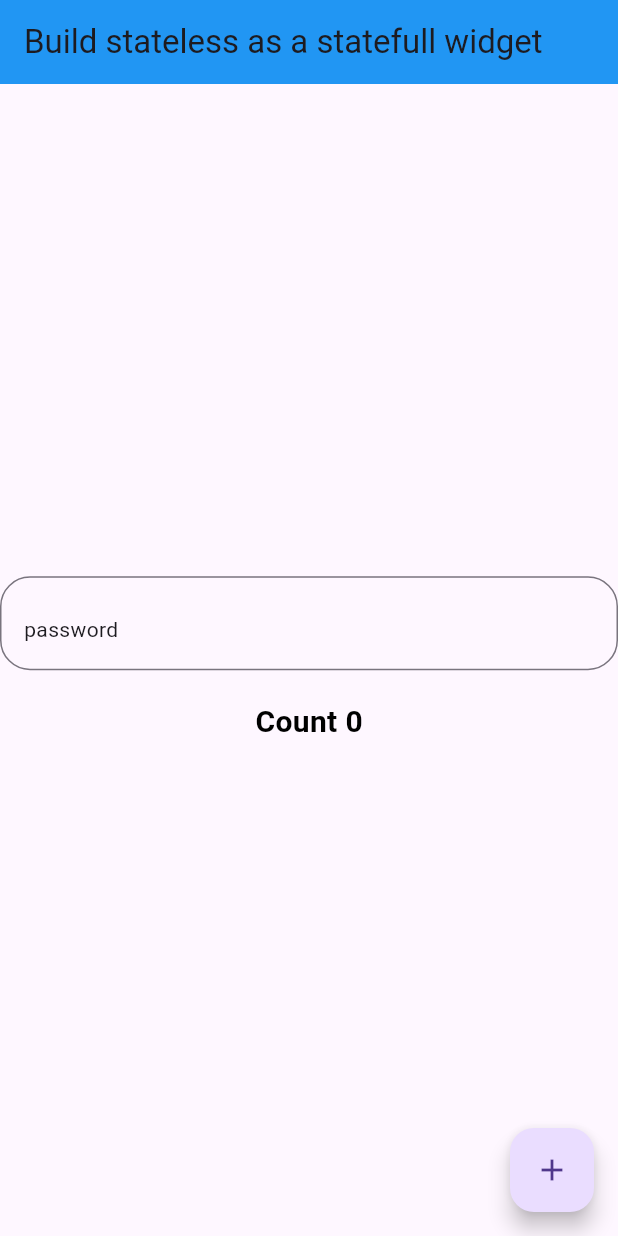
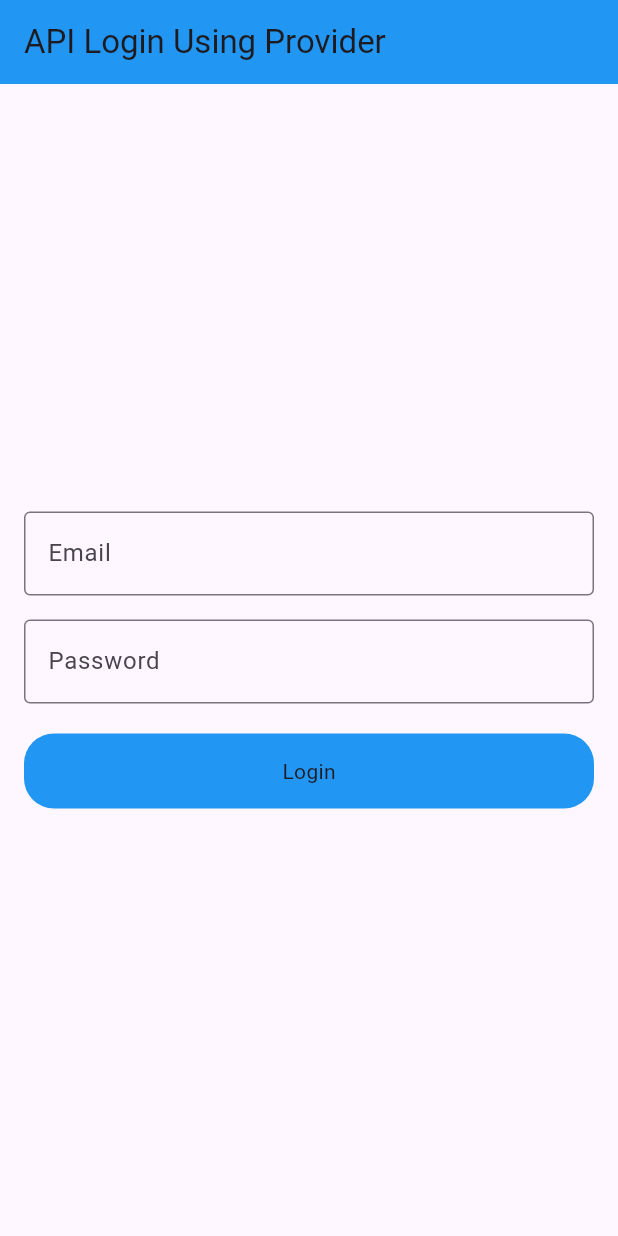
Before and after one commit to Noorullah178632/provider1, a Flutter app: the screen it shows after launch, on a phone screen of 412 x 824 dp. Run offline on Flutter 3.47's test engine with Material 3 defaults, Android fonts, the phone set to English and light mode, and no system bars.

Commit message:
add new data

```diff
--- a/lib/main.dart
+++ b/lib/main.dart
@@ -3,10 +3,9 @@ import 'package:provider/provider.dart';
 import 'package:provider1/prov/another_provider.dart';
 import 'package:provider1/prov/bottom_nav_provider.dart';
 import 'package:provider1/prov/favorite_provider.dart';
+import 'package:provider1/prov/login_api_provider.dart';
 import 'package:provider1/prov/themeMode_provider.dart';
-
-import 'package:provider1/screens/botton_nav_screen.dart';
-import 'package:provider1/screens/stateless_to_statefull.dart';
+import 'package:provider1/screens/apiLogin_provider.dart';
 
 import 'prov/counter_provider.dart';
 
@@ -19,6 +18,7 @@ void main() {
         ChangeNotifierProvider(create: (_) => BottomNavProvider()),
         ChangeNotifierProvider(create: (_) => FavoriteProvider()),
         ChangeNotifierProvider(create: (_) => ThememodeProvider()),
+        ChangeNotifierProvider(create: (_) => LoginApiProvider()),
       ],
       child: MyApp(),
     ),
@@ -44,7 +44,7 @@ class MyApp extends StatelessWidget {
           ),
           themeMode: provider.thememode,
 
-          home: StatelessToStatefull(),
+          home: ApiloginProvider(),
         );
       },
     );
--- /dev/null
+++ b/lib/prov/login_api_provider.dart
@@ -0,0 +1,35 @@
+import 'dart:convert';
+
+import 'package:flutter/material.dart';
+
+import 'package:http/http.dart' as http;
+
+class LoginApiProvider extends ChangeNotifier {
+  bool _loading = false;
+  bool get loading => _loading;
+  void setloading(value) {
+    _loading = value;
+    notifyListeners();
+  }
+
+  Future loginApi(String email, String password) async {
+    setloading(true);
+    try {
+      final response = await http.post(
+        Uri.parse("https://reqres.in/api/login"),
+        headers: {"Content-Type": "application/json"},
+
+        body: jsonEncode({"email": email, "password": password}),
+      );
+      if (response.statusCode == 200) {
+        print("sucessfull");
+        setloading(false);
+      } else {
+        print("unsucessfull");
+        setloading(false);
+      }
+    } catch (e) {
+      print(e.toString());
+    }
+  }
+}
--- /dev/null
+++ b/lib/screens/apiLogin_provider.dart
@@ -0,0 +1,78 @@
+import 'package:flutter/material.dart';
+import 'package:provider/provider.dart';
+import 'package:provider1/prov/login_api_provider.dart';
+
+class ApiloginProvider extends StatelessWidget {
+  const ApiloginProvider({super.key});
+
+  @override
+  Widget build(BuildContext context) {
+    final TextEditingController emailController = TextEditingController();
+    final TextEditingController passwordController = TextEditingController();
+    LoginApiProvider provider = Provider.of<LoginApiProvider>(context);
+
+    print("build the whole widget");
+    return Scaffold(
+      appBar: AppBar(title: const Text("API Login Using Provider")),
+      body: Padding(
+        padding: const EdgeInsets.all(16.0),
+        child: Column(
+          mainAxisAlignment: MainAxisAlignment.center,
+          children: [
+            // Email field
+            TextField(
+              controller: emailController,
+              decoration: const InputDecoration(
+                labelText: "Email",
+                border: OutlineInputBorder(),
+              ),
+            ),
+            const SizedBox(height: 16),
+
+            // Password field
+            TextField(
+              controller: passwordController,
+              obscureText: true,
+              decoration: const InputDecoration(
+                labelText: "Password",
+                border: OutlineInputBorder(),
+              ),
+            ),
+            const SizedBox(height: 20),
+
+            // Login button
+            InkWell(
+              onTap: () {
+                provider
+                    .loginApi(
+                      emailController.text.toString(),
+                      passwordController.text.toString(),
+                    )
+                    .then((value) {
+                      return ScaffoldMessenger.of(context).showSnackBar(
+                        SnackBar(content: Text("Successfully Login")),
+                      );
+                    });
+                emailController.clear();
+                passwordController.clear();
+              },
+              child: Container(
+                height: 50,
+                decoration: BoxDecoration(
+                  borderRadius: BorderRadius.circular(20),
+                  color: Colors.blue,
+                ),
+                child: Center(
+                  child: provider.loading
+                      ? CircularProgressIndicator(color: Colors.white)
+                      : Text("Login"),
+                ),
+              ),
+            ),
+          ],
+        ),
+      ),
+    );
+  }
+}
+//https://app.reqres.in/api/login/
--- a/lib/screens/stateless_to_statefull.dart
+++ b/lib/screens/stateless_to_statefull.dart
@@ -3,16 +3,15 @@ import "package:flutter/material.dart";
 class StatelessToStatefull extends StatelessWidget {
   StatelessToStatefull({super.key});
   //controller for textformfield
-  TextEditingController _passwordController = TextEditingController();
+  final TextEditingController _passwordController = TextEditingController();
 
   //value for counter app
-  ValueNotifier<int> _count = ValueNotifier<int>(0);
+  final ValueNotifier<int> _count = ValueNotifier<int>(0);
   //value for toggle eye in password
-  ValueNotifier<bool> _toggle = ValueNotifier<bool>(true);
+  final ValueNotifier<bool> _toggle = ValueNotifier<bool>(true);
 
   @override
   Widget build(BuildContext context) {
-    print("Build the whole widget ");
     return Scaffold(
       appBar: AppBar(title: Text("Build stateless as a statefull widget ")),
       body: Column(
@@ -64,7 +63,6 @@ class StatelessToStatefull extends StatelessWidget {
       floatingActionButton: FloatingActionButton(
         onPressed: () {
           _count.value++;
-          print(_count);
         },
         child: Icon(Icons.add),
       ),
--- a/pubspec.yaml
+++ b/pubspec.yaml
@@ -35,6 +35,7 @@ dependencies:
   # Use with the CupertinoIcons class for iOS style icons.
   provider: ^6.1.5+1
   cupertino_icons: ^1.0.8
+  http: ^1.5.0
 
 
 dev_dependencies:
```
Also changed, not shown: pubspec.lock.
